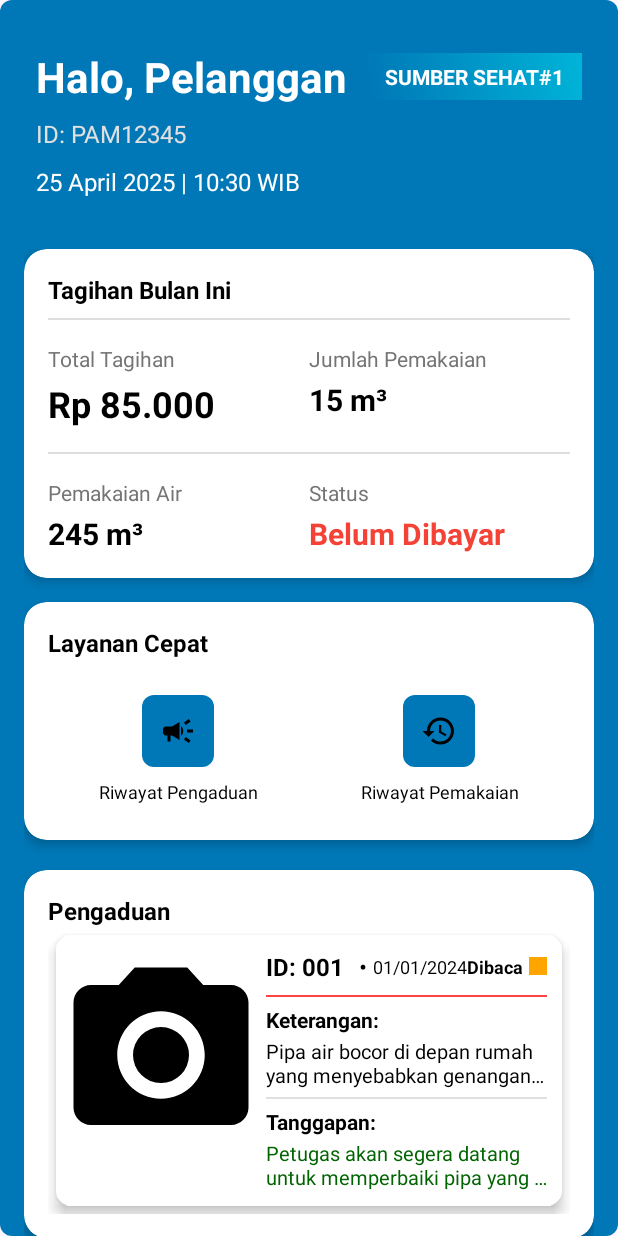
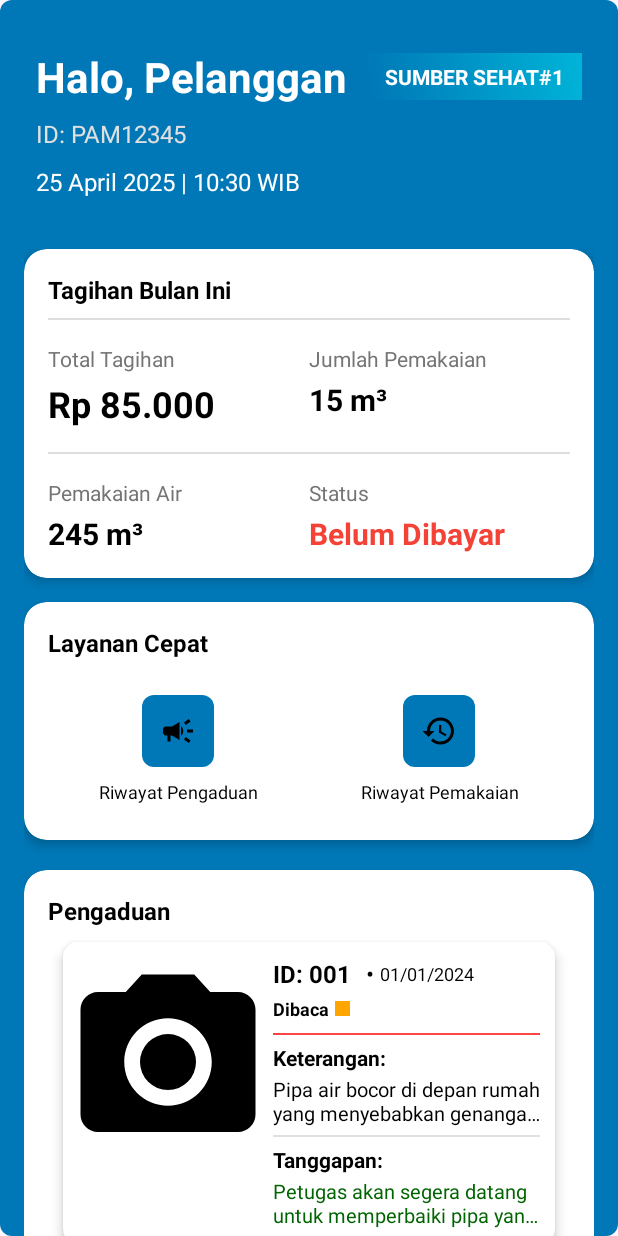
Before and after one commit to mazkama/pamsimas_mobile, an Android app built with Jetpack Compose: the layout fragment_beranda_pelanggan.xml on its own in the app's theme, with its tools: preview values and no code run, on a phone screen of 412 x 824 dp. Run offline under Robolectric (Android 15) with nearby library versions, the phone set to English and light mode, and no system bars.

Commit message:
Update Tampilan yang berantakan

```diff
--- a/app/src/main/java/ahmat/dafa/pamsimas/petugas/LanjutBayarActivity.kt
+++ b/app/src/main/java/ahmat/dafa/pamsimas/petugas/LanjutBayarActivity.kt
@@ -125,7 +125,7 @@ class LanjutBayarActivity : AppCompatActivity() {
             rvKategori.layoutManager = LinearLayoutManager(this@LanjutBayarActivity)
             rvKategori.adapter = kategoriAdapter
 
-            tvDenda.text = "Rp ${formatCurrency(transaksi.denda)}"
+            //tvDenda.text = "Rp ${formatCurrency(transaksi.denda)}"
 
 
             val idTransaksi = transaksi.id_transaksi.toString()
--- a/app/src/main/res/layout/fragment_beranda_pelanggan.xml
+++ b/app/src/main/res/layout/fragment_beranda_pelanggan.xml
@@ -350,7 +350,7 @@
 
             <!-- Usage Chart -->
 
-            <!-- Announcements -->
+            <!-- Announcements - BAGIAN INI YANG DIPERBAIKI -->
             <androidx.cardview.widget.CardView
                 android:id="@+id/announcementsCard"
                 android:layout_width="match_parent"
@@ -388,11 +388,12 @@
                         android:visibility="gone"
                         android:padding="16dp"/>
 
+                    <!-- BAGIAN PENGADUAN YANG DIPERBAIKI -->
                     <androidx.cardview.widget.CardView
                         android:id="@+id/cvPengaduan"
                         android:layout_width="match_parent"
                         android:layout_height="wrap_content"
-                        android:layout_margin="5dp"
+                        android:layout_margin="10dp"
                         app:cardBackgroundColor="@color/white"
                         app:cardCornerRadius="10dp"
                         app:cardElevation="5dp">
@@ -424,13 +425,12 @@
                                     android:layout_weight="1"
                                     android:orientation="vertical">
 
-                                    <!-- Header with ID and Date -->
-                                    <!-- Header with ID, Date and Status -->
+                                    <!-- Header with ID and Date only -->
                                     <LinearLayout
                                         android:layout_width="match_parent"
                                         android:layout_height="wrap_content"
-                                        android:gravity="center_vertical"
-                                        android:orientation="horizontal">
+                                        android:orientation="horizontal"
+                                        android:gravity="center_vertical">
 
                                         <!-- ID section -->
                                         <LinearLayout
@@ -472,36 +472,31 @@
                                             android:text="01/01/2024"
                                             android:textColor="@color/black"
                                             android:textSize="12sp" />
+                                    </LinearLayout>
 
-                                        <!-- Spacer -->
-                                        <View
-                                            android:layout_width="0dp"
-                                            android:layout_height="0dp"
-                                            android:layout_weight="1" />
-
-                                        <!-- Status section -->
+                                    <!-- Status section - Simple text without background -->
                                     <LinearLayout
                                         android:layout_width="wrap_content"
                                         android:layout_height="wrap_content"
+                                        android:orientation="horizontal"
                                         android:gravity="center_vertical"
-                                            android:orientation="horizontal">
+                                        android:layout_marginTop="4dp">
 
                                         <TextView
                                             android:id="@+id/txStatus"
                                             android:layout_width="wrap_content"
                                             android:layout_height="wrap_content"
                                             android:text="Dibaca"
-                                                android:textColor="@color/black"
+                                            android:textColor="#FF000000"
                                             android:textSize="12sp"
-                                                android:textStyle="bold" />
+                                            android:textStyle="bold"/>
 
                                         <View
                                             android:id="@+id/colorStatus"
-                                                android:layout_width="12dp"
-                                                android:layout_height="12dp"
+                                            android:layout_width="10dp"
+                                            android:layout_height="10dp"
                                             android:layout_marginStart="4dp"
                                             android:background="#FFA500" />
-                                        </LinearLayout>
                                     </LinearLayout>
 
                                     <View
@@ -525,11 +520,11 @@
                                         android:layout_width="match_parent"
                                         android:layout_height="wrap_content"
                                         android:layout_marginTop="2dp"
-                                        android:ellipsize="end"
-                                        android:maxLines="2"
                                         android:text="Pipa air bocor di depan rumah yang menyebabkan genangan air di jalan."
                                         android:textColor="@color/black"
-                                        android:textSize="13sp" />
+                                        android:textSize="13sp"
+                                        android:maxLines="2"
+                                        android:ellipsize="end" />
 
                                     <!-- Divider -->
                                     <View
@@ -553,12 +548,11 @@
                                         android:layout_width="match_parent"
                                         android:layout_height="wrap_content"
                                         android:layout_marginTop="2dp"
-                                        android:ellipsize="end"
-                                        android:maxLines="2"
                                         android:text="Petugas akan segera datang untuk memperbaiki pipa yang bocor."
                                         android:textColor="#006400"
-                                        android:textSize="13sp" />
-
+                                        android:textSize="13sp"
+                                        android:maxLines="2"
+                                        android:ellipsize="end" />
                                 </LinearLayout>
                             </LinearLayout>
                         </LinearLayout>
```
Also changed, not shown: app/src/main/res/layout/fragment_data_pemakaian.xml (+0 -12 lines), app/src/main/res/layout/item_keluhan.xml (+8 -14 lines), app/src/main/res/layout/activity_lanjut_bayar.xml (line endings or trailing spaces), app/src/main/res/layout/activity_login.xml (line endings or trailing spaces), app/src/main/res/layout/activity_main.xml (line endings or trailing spaces), app/src/main/res/layout/activity_pencatatan.xml (line endings or trailing spaces), app/src/main/res/layout/activity_riwayat.xml (line endings or trailing spaces), app/src/main/res/layout/activity_ubah_password.xml (line endings or trailing spaces), app/src/main/res/layout/bottom_menu.xml (line endings or trailing spaces), app/src/main/res/layout/fragment_beranda_petugas.xml (line endings or trailing spaces), app/src/main/res/layout/fragment_menu_profile.xml (line endings or trailing spaces), app/src/main/res/layout/item_pelanggan.xml (line endings or trailing spaces), app/src/main/res/layout/item_riwayat.xml (line endings or trailing spaces), app/src/main/res/layout/progress_dialog.xml (line endings or trailing spaces). Lines whose indentation alone changed are shown as unchanged.
